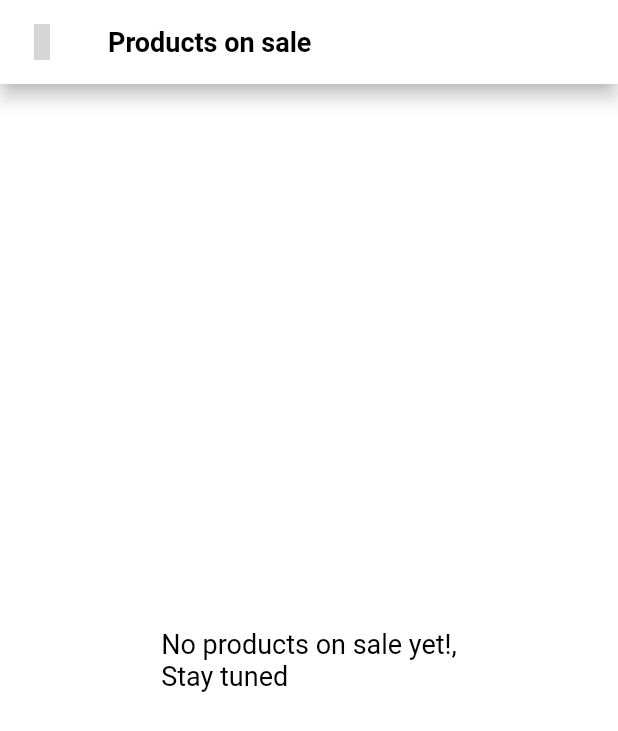
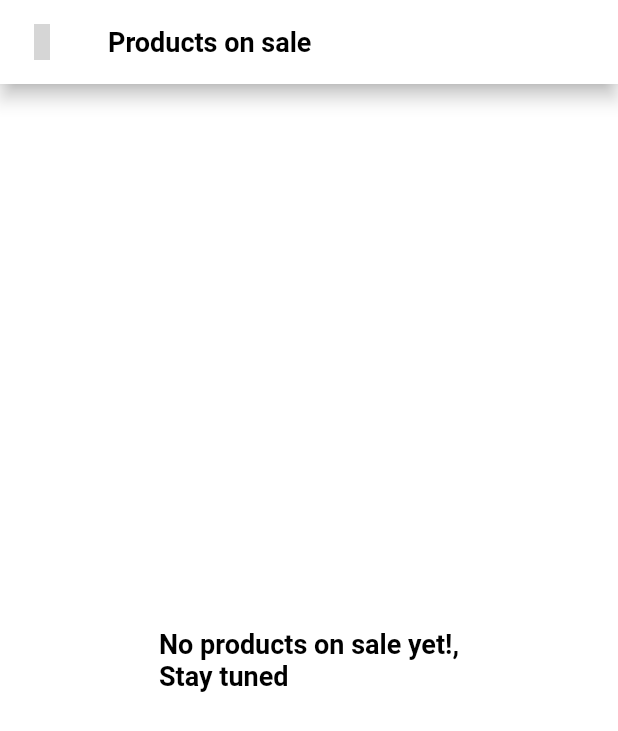
Before and after one commit to Devsaci/grocery_app_hadi_v2, a Flutter app: the OnSaleScreen screen opened by its route, on a phone screen of 412 x 824 dp. Shown: the top 731 px of the screen. Run offline on Flutter 3.47's test engine with Material 2 defaults, Android fonts, the phone set to English and light mode, and no system bars; our stand-ins replace card_swiper, fancy_shimmer_image, flutter_iconly, shared_preferences; accounts and stored records are empty; grey boxes are pictures that could not be loaded.

Commit message:
Center  Text No products on sale yet!,\nStay tuned

```diff
--- a/lib/inner_screens/on_sale_screen.dart
+++ b/lib/inner_screens/on_sale_screen.dart
@@ -46,13 +46,16 @@ class _OnSaleScreenState extends State<OnSaleScreen> {
       body: _isEmpty
           // ignore: dead_code
           ? Center(
-              child: TextWidget(
-                text: 'No products on sale yet!,\nStay tuned',
-                color: color,
-                textSize: 18,
-                fontWeight: FontWeight.w700,
+              child: Text(
+                'No products on sale yet!,\nStay tuned',
+                style: TextStyle(
+                  color: color,
+                  fontSize: 18,
+                  fontWeight: FontWeight.w700,
+                ),
               ),
             )
+          // ignore: dead_code
           : GridView.count(
               shrinkWrap: true,
               physics: const NeverScrollableScrollPhysics(),
--- a/lib/widgets/text_widget.dart
+++ b/lib/widgets/text_widget.dart
@@ -9,7 +9,7 @@ class TextWidget extends StatelessWidget {
     required this.textSize,
     this.isTitle = false,
     this.maxLines = 10,
-    FontWeight? fontWeight,
+    // FontWeight? fontWeight,
   }) : super(key: key);
 
   final String text;
```
